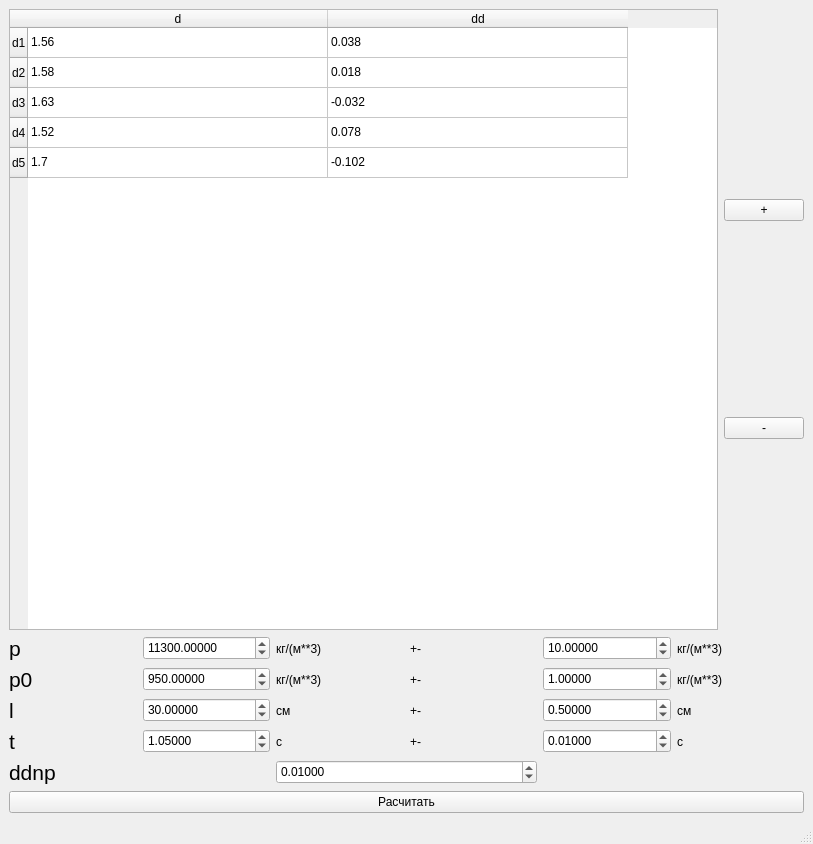
The window that CalculationDynamicViscosity.ui (Vovadoes/CalculationDynamicViscosity) describes before a commit, drawn with Qt 5.
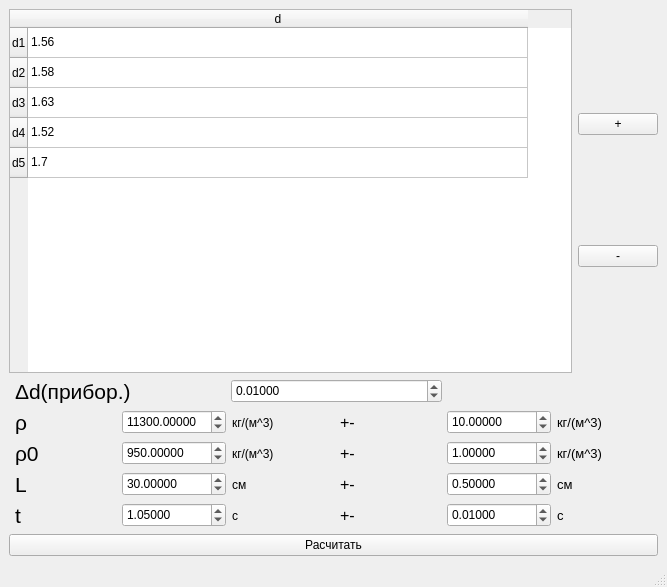
The same window after the commit.

```diff
--- a/CalculationDynamicViscosity.ui
+++ b/CalculationDynamicViscosity.ui
@@ -6,21 +6,27 @@
    <rect>
     <x>0</x>
     <y>0</y>
-    <width>813</width>
-    <height>844</height>
+    <width>667</width>
+    <height>587</height>
    </rect>
   </property>
   <property name="windowTitle">
    <string>MainWindow</string>
   </property>
   <widget class="QWidget" name="centralwidget">
-   <layout class="QGridLayout" name="gridLayout">
+   <layout class="QGridLayout" name="gridLayout_2">
     <item row="0" column="0">
-     <layout class="QVBoxLayout" name="verticalLayout_4">
-      <item>
+     <layout class="QFormLayout" name="formLayout">
+      <item row="0" column="0" colspan="2">
        <layout class="QHBoxLayout" name="horizontalLayout_2">
         <item>
          <widget class="QTableWidget" name="tableWidget">
+          <property name="autoFillBackground">
+           <bool>false</bool>
+          </property>
+          <property name="sortingEnabled">
+           <bool>false</bool>
+          </property>
           <attribute name="horizontalHeaderVisible">
            <bool>true</bool>
           </attribute>
@@ -28,7 +34,16 @@
            <bool>false</bool>
           </attribute>
           <attribute name="horizontalHeaderDefaultSectionSize">
-           <number>300</number>
+           <number>500</number>
+          </attribute>
+          <attribute name="verticalHeaderCascadingSectionResizes">
+           <bool>false</bool>
+          </attribute>
+          <attribute name="verticalHeaderShowSortIndicator" stdset="0">
+           <bool>false</bool>
+          </attribute>
+          <attribute name="verticalHeaderStretchLastSection">
+           <bool>false</bool>
           </attribute>
           <row>
            <property name="text">
@@ -60,61 +75,31 @@
             <string>d</string>
            </property>
           </column>
-          <column>
-           <property name="text">
-            <string>dd</string>
-           </property>
-          </column>
           <item row="0" column="0">
            <property name="text">
             <string>1.56</string>
            </property>
           </item>
-          <item row="0" column="1">
-           <property name="text">
-            <string>0.038</string>
-           </property>
-          </item>
           <item row="1" column="0">
            <property name="text">
             <string>1.58</string>
            </property>
           </item>
-          <item row="1" column="1">
-           <property name="text">
-            <string>0.018</string>
-           </property>
-          </item>
           <item row="2" column="0">
            <property name="text">
             <string>1.63</string>
            </property>
           </item>
-          <item row="2" column="1">
-           <property name="text">
-            <string>-0.032</string>
-           </property>
-          </item>
           <item row="3" column="0">
            <property name="text">
             <string>1.52</string>
            </property>
           </item>
-          <item row="3" column="1">
-           <property name="text">
-            <string>0.078</string>
-           </property>
-          </item>
           <item row="4" column="0">
            <property name="text">
             <string>1.7</string>
            </property>
           </item>
-          <item row="4" column="1">
-           <property name="text">
-            <string>-0.102</string>
-           </property>
-          </item>
          </widget>
         </item>
         <item>
@@ -149,11 +134,51 @@
         </item>
        </layout>
       </item>
+      <item row="1" column="1">
+       <layout class="QGridLayout" name="gridLayout">
+        <item row="0" column="0">
+         <layout class="QHBoxLayout" name="horizontalLayout_9">
       <item>
-       <layout class="QVBoxLayout" name="verticalLayout_3">
+           <widget class="QLabel" name="label_33">
+            <property name="font">
+             <font>
+              <pointsize>16</pointsize>
+             </font>
+            </property>
+            <property name="text">
+             <string>Δd(прибор.)</string>
+            </property>
+           </widget>
+          </item>
         <item>
-         <layout class="QVBoxLayout" name="verticalLayout_2">
+           <widget class="QDoubleSpinBox" name="doubleSpinBox_17">
+            <property name="minimumSize">
+             <size>
+              <width>0</width>
+              <height>24</height>
+             </size>
+            </property>
+            <property name="decimals">
+             <number>5</number>
+            </property>
+            <property name="maximum">
+             <double>1000000.000000000000000</double>
+            </property>
+            <property name="value">
+             <double>0.010000000000000</double>
+            </property>
+           </widget>
+          </item>
           <item>
+           <widget class="QLabel" name="label_34">
+            <property name="text">
+             <string/>
+            </property>
+           </widget>
+          </item>
+         </layout>
+        </item>
+        <item row="1" column="0">
            <layout class="QHBoxLayout" name="horizontalLayout">
             <item>
              <widget class="QLabel" name="label">
@@ -163,7 +188,7 @@
                </font>
               </property>
               <property name="text">
-               <string>p</string>
+             <string>ρ</string>
               </property>
              </widget>
             </item>
@@ -189,12 +214,17 @@
             <item>
              <widget class="QLabel" name="label_3">
               <property name="text">
-               <string>кг/(м**3)</string>
+             <string>кг/(м^3)</string>
               </property>
              </widget>
             </item>
             <item>
              <widget class="QLabel" name="label_9">
+            <property name="font">
+             <font>
+              <pointsize>12</pointsize>
+             </font>
+            </property>
               <property name="text">
                <string>+-</string>
               </property>
@@ -221,14 +251,19 @@
             </item>
             <item>
              <widget class="QLabel" name="label_2">
+            <property name="font">
+             <font>
+              <pointsize>10</pointsize>
+             </font>
+            </property>
               <property name="text">
-               <string>кг/(м**3)</string>
+             <string>кг/(м^3)</string>
               </property>
              </widget>
             </item>
            </layout>
           </item>
-          <item>
+        <item row="2" column="0">
            <layout class="QHBoxLayout" name="horizontalLayout_6">
             <item>
              <widget class="QLabel" name="label_21">
@@ -238,7 +273,7 @@
                </font>
               </property>
               <property name="text">
-               <string>p0</string>
+             <string>ρ0</string>
               </property>
              </widget>
             </item>
@@ -264,12 +299,17 @@
             <item>
              <widget class="QLabel" name="label_22">
               <property name="text">
-               <string>кг/(м**3)</string>
+             <string>кг/(м^3)</string>
               </property>
              </widget>
             </item>
             <item>
              <widget class="QLabel" name="label_23">
+            <property name="font">
+             <font>
+              <pointsize>12</pointsize>
+             </font>
+            </property>
               <property name="text">
                <string>+-</string>
               </property>
@@ -296,14 +336,19 @@
             </item>
             <item>
              <widget class="QLabel" name="label_24">
+            <property name="font">
+             <font>
+              <pointsize>10</pointsize>
+             </font>
+            </property>
               <property name="text">
-               <string>кг/(м**3)</string>
+             <string>кг/(м^3)</string>
               </property>
              </widget>
             </item>
            </layout>
           </item>
-          <item>
+        <item row="3" column="0">
            <layout class="QHBoxLayout" name="horizontalLayout_7">
             <item>
              <widget class="QLabel" name="label_25">
@@ -313,7 +358,7 @@
                </font>
               </property>
               <property name="text">
-               <string>l</string>
+             <string>L</string>
               </property>
              </widget>
             </item>
@@ -345,6 +390,11 @@
             </item>
             <item>
              <widget class="QLabel" name="label_27">
+            <property name="font">
+             <font>
+              <pointsize>12</pointsize>
+             </font>
+            </property>
               <property name="text">
                <string>+-</string>
               </property>
@@ -371,6 +421,11 @@
             </item>
             <item>
              <widget class="QLabel" name="label_28">
+            <property name="font">
+             <font>
+              <pointsize>10</pointsize>
+             </font>
+            </property>
               <property name="text">
                <string>см</string>
               </property>
@@ -378,7 +433,7 @@
             </item>
            </layout>
           </item>
-          <item>
+        <item row="4" column="0">
            <layout class="QHBoxLayout" name="horizontalLayout_8">
             <item>
              <widget class="QLabel" name="label_29">
@@ -420,6 +475,11 @@
             </item>
             <item>
              <widget class="QLabel" name="label_31">
+            <property name="font">
+             <font>
+              <pointsize>12</pointsize>
+             </font>
+            </property>
               <property name="text">
                <string>+-</string>
               </property>
@@ -446,58 +506,23 @@
             </item>
             <item>
              <widget class="QLabel" name="label_32">
-              <property name="text">
-               <string>с</string>
-              </property>
-             </widget>
-            </item>
-           </layout>
-          </item>
-          <item>
-           <layout class="QHBoxLayout" name="horizontalLayout_9">
-            <item>
-             <widget class="QLabel" name="label_33">
               <property name="font">
                <font>
-                <pointsize>16</pointsize>
+              <pointsize>10</pointsize>
                </font>
               </property>
               <property name="text">
-               <string>ddnp</string>
+             <string>с</string>
               </property>
              </widget>
             </item>
-            <item>
-             <widget class="QDoubleSpinBox" name="doubleSpinBox_17">
-              <property name="minimumSize">
-               <size>
-                <width>0</width>
-                <height>24</height>
-               </size>
-              </property>
-              <property name="decimals">
-               <number>5</number>
-              </property>
-              <property name="maximum">
-               <double>1000000.000000000000000</double>
-              </property>
-              <property name="value">
-               <double>0.010000000000000</double>
-              </property>
-             </widget>
-            </item>
-            <item>
-             <widget class="QLabel" name="label_34">
-              <property name="text">
-               <string/>
-              </property>
-             </widget>
-            </item>
+         </layout>
+        </item>
            </layout>
           </item>
          </layout>
         </item>
-        <item>
+    <item row="1" column="0">
          <widget class="QPushButton" name="pushButton">
           <property name="text">
            <string>Расчитать</string>
@@ -505,10 +530,6 @@
          </widget>
         </item>
        </layout>
-      </item>
-     </layout>
-    </item>
-   </layout>
   </widget>
   <widget class="QMenuBar" name="menubar">
    <property name="geometry">
```
Left out of the diff: 2 changed lines with no effect on the pictures. Lines whose indentation alone changed are shown as unchanged.
